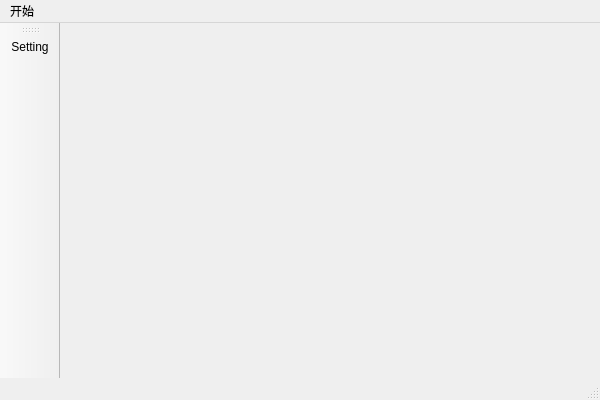
yangreest/WrenchTorqueController, file WrenchTorqueCtrl/WrenchTorqueCtrl.ui: the form before one commit.
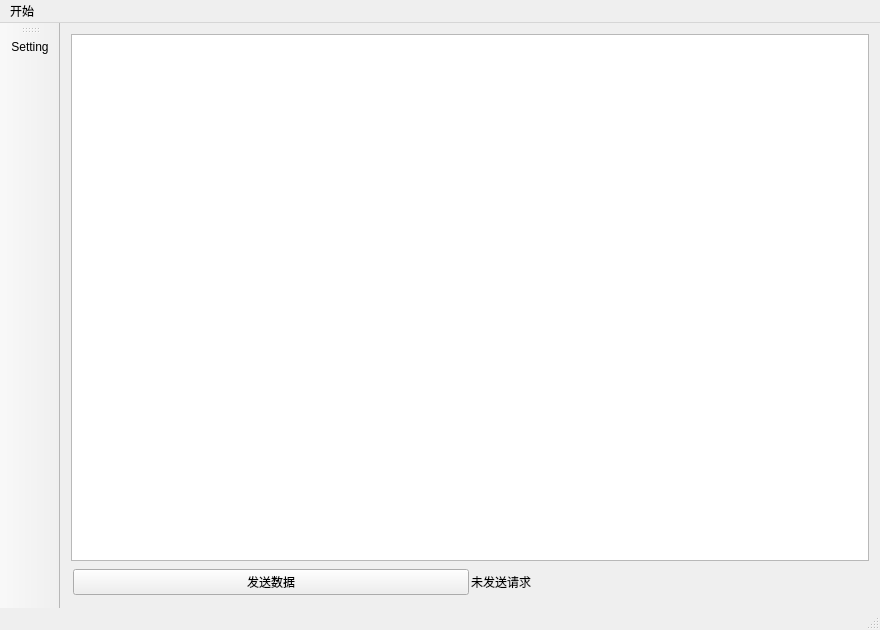
The form after the commit. Icons and pictures are not drawn.

Diff of the .ui file:
```diff
--- a/WrenchTorqueCtrl/WrenchTorqueCtrl.ui
+++ b/WrenchTorqueCtrl/WrenchTorqueCtrl.ui
@@ -6,20 +6,61 @@
    <rect>
     <x>0</x>
     <y>0</y>
-    <width>600</width>
-    <height>400</height>
+    <width>880</width>
+    <height>630</height>
    </rect>
   </property>
   <property name="windowTitle">
    <string>WrenchTorqueCtrl</string>
   </property>
-  <widget class="QWidget" name="centralWidget"/>
+  <widget class="QWidget" name="centralWidget">
+   <layout class="QVBoxLayout" name="verticalLayout">
+    <item>
+     <widget class="QTableWidget" name="tableWidget"/>
+    </item>
+    <item>
+     <widget class="QWidget" name="widget_2" native="true">
+      <layout class="QHBoxLayout" name="horizontalLayout">
+       <property name="spacing">
+        <number>2</number>
+       </property>
+       <property name="leftMargin">
+        <number>2</number>
+       </property>
+       <property name="topMargin">
+        <number>2</number>
+       </property>
+       <property name="rightMargin">
+        <number>2</number>
+       </property>
+       <property name="bottomMargin">
+        <number>2</number>
+       </property>
+       <item>
+        <widget class="QPushButton" name="sendBtn">
+         <property name="text">
+          <string>发送数据</string>
+         </property>
+        </widget>
+       </item>
+       <item>
+        <widget class="QLabel" name="statusLabel">
+         <property name="text">
+          <string>未发送请求</string>
+         </property>
+        </widget>
+       </item>
+      </layout>
+     </widget>
+    </item>
+   </layout>
+  </widget>
   <widget class="QMenuBar" name="menuBar">
    <property name="geometry">
     <rect>
      <x>0</x>
      <y>0</y>
-     <width>600</width>
+     <width>880</width>
      <height>20</height>
     </rect>
    </property>
```
Left out of the diff: 3 changed lines with no effect on the pictures.
